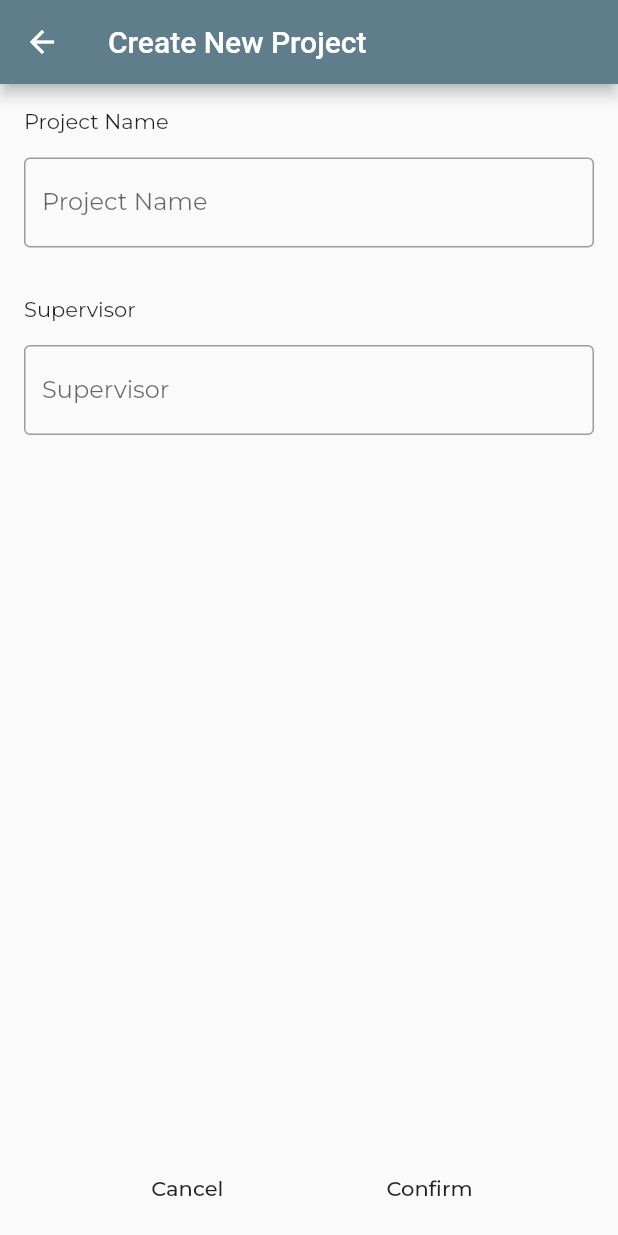
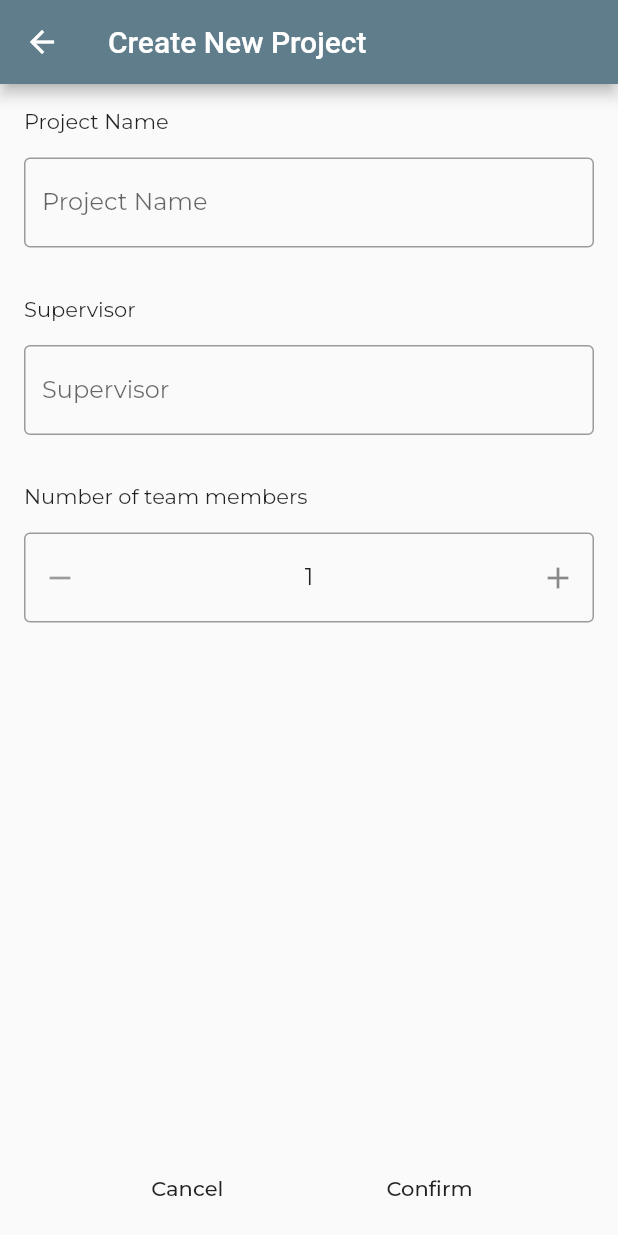
Before and after one commit to viniciusbenite/makerlab2020, a Flutter app: the CreateProject screen opened by its route, on a phone screen of 412 x 824 dp. Run offline on Flutter 3.47's test engine with Material 2 defaults, Android fonts, the phone set to English and light mode, and no system bars; drawn by our look-alikes of flutter_spinbox; our stand-ins replace google_fonts; network calls fail.

Commit message:
add spinbox and some other stuff

```diff
--- a/makerlab/lib/screens/create.dart
+++ b/makerlab/lib/screens/create.dart
@@ -1,4 +1,5 @@
 import 'package:flutter/material.dart';
+import 'package:flutter_spinbox/material.dart';
 
 class CreateProject extends StatefulWidget {
   @override
@@ -8,6 +9,10 @@ class CreateProject extends StatefulWidget {
 }
 
 class _CreateProjectState extends State<CreateProject> {
+  String projectName;
+  String supervisor;
+  int numberOfTeamMembers;
+
   @override
   Widget build(BuildContext context) {
     return Scaffold(
@@ -37,6 +42,11 @@ class _CreateProjectState extends State<CreateProject> {
                       labelText: 'Project Name',
                       border: OutlineInputBorder(),
                     ),
+                    onChanged: (text) {
+                      setState(() {
+                        projectName = text;
+                      });
+                    },
                   ),
                 ),
                 Container(
@@ -53,8 +63,31 @@ class _CreateProjectState extends State<CreateProject> {
                       labelText: 'Supervisor',
                       border: OutlineInputBorder(),
                     ),
+                    onChanged: (text) {
+                      setState(() {
+                        supervisor = text;
+                      });
+                    },
                   ),
                 ),
+                Container(
+                  padding: EdgeInsets.only(left: 16.0, top: 16.0),
+                  child: Text(
+                    'Number of team members',
+                  ),
+                ),
+                Container(
+                  padding: EdgeInsets.all(16.0),
+                  child: SpinBox(
+                    min: 1,
+                    value: 1,
+                    onChanged: (value) {
+                      setState(() {
+                        numberOfTeamMembers = value as int;
+                      });
+                    },
+                  ),
+                )
               ],
             ),
           ),
@@ -68,11 +101,15 @@ class _CreateProjectState extends State<CreateProject> {
                   mainAxisAlignment: MainAxisAlignment.spaceEvenly,
                   children: [
                     FlatButton(
-                      onPressed: () {},
+                      onPressed: () {
+                        Navigator.of(context).pop();
+                      },
                       child: Text('Cancel'),
                     ),
                     FlatButton(
-                      onPressed: () {},
+                      onPressed: () async {
+                        //TODO: add new project
+                      },
                       child: Text('Confirm'),
                     ),
                   ],
--- a/makerlab/pubspec.yaml
+++ b/makerlab/pubspec.yaml
@@ -25,6 +25,7 @@ dependencies:
     sdk: flutter
   url_launcher: ^5.4.10
   google_fonts: ^1.0.0
+  flutter_spinbox: ^0.2.0
 
 
   # The following adds the Cupertino Icons font to your application.
```
Also changed, not shown: makerlab/pubspec.lock.
